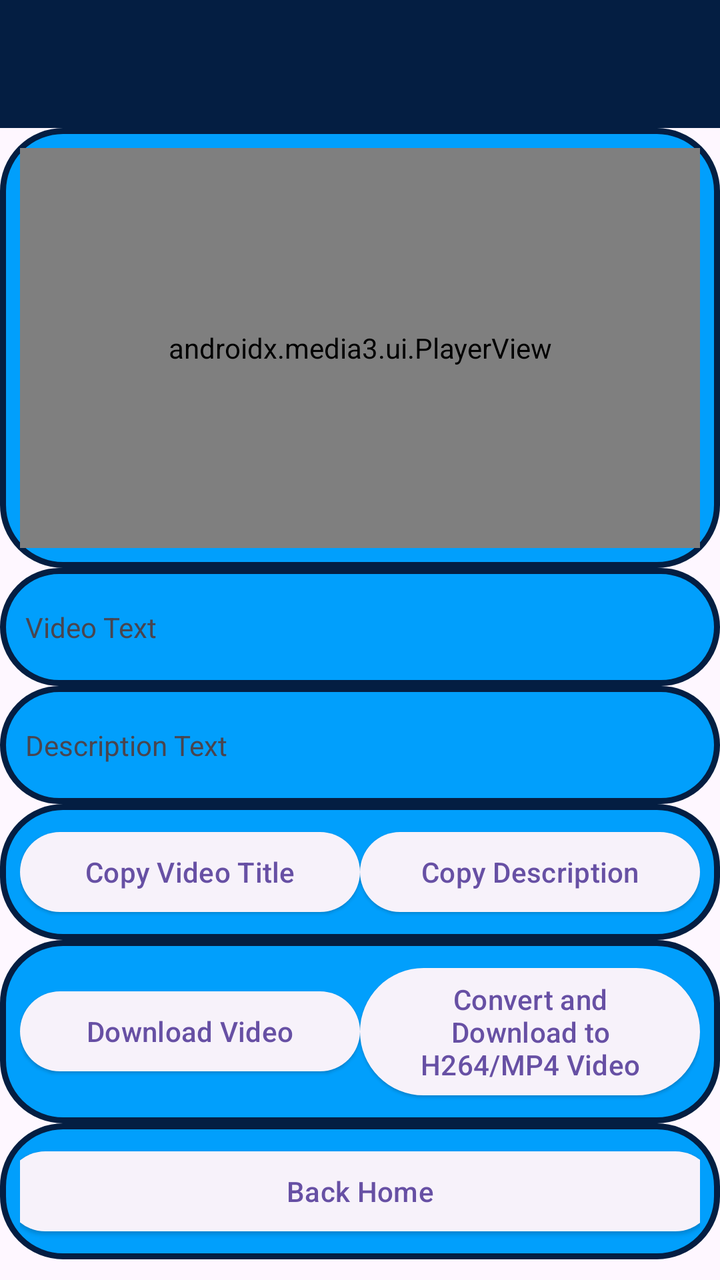
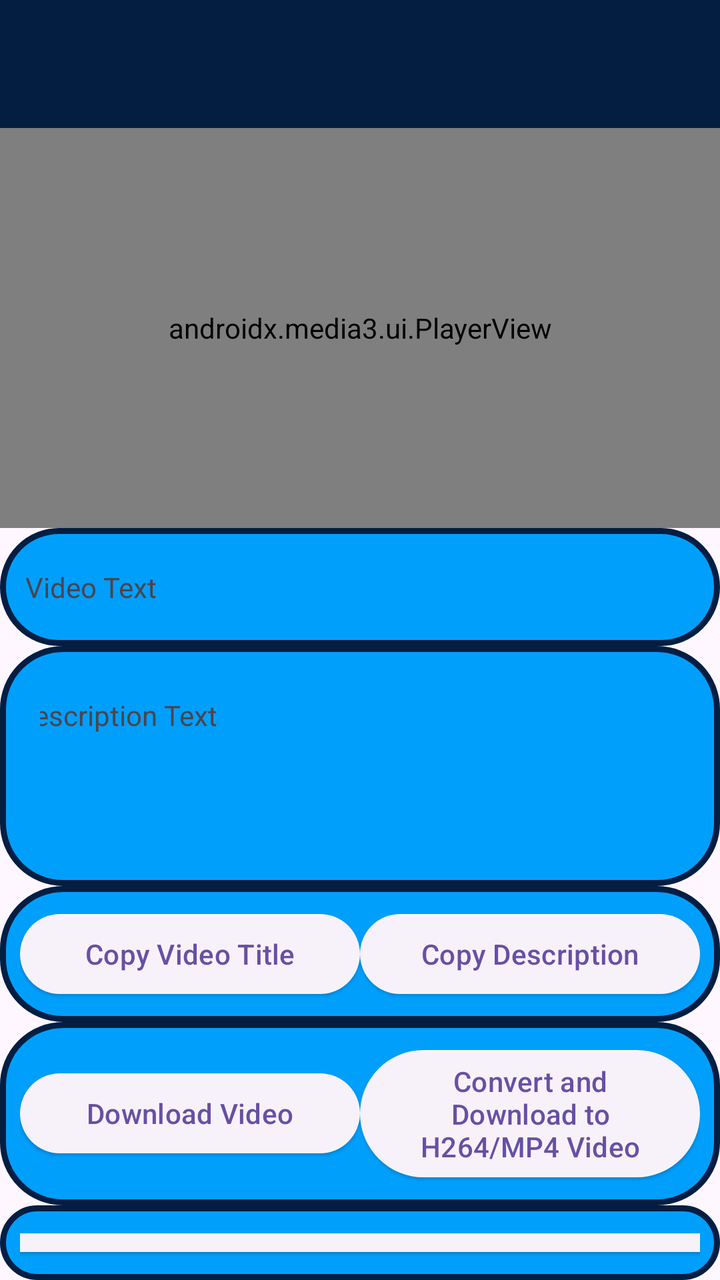

An Android layout rendered at two revisions. The XML below is the earlier revision; the diff shows what the commit changed to produce the second picture.
<!-- AndroidManifest.xml: application theme Theme.MLBDownloaderVideos -->
<!-- res/layout/download_activity.xml -->
<?xml version="1.0" encoding="utf-8"?>
<androidx.constraintlayout.widget.ConstraintLayout xmlns:android="http://schemas.android.com/apk/res/android"
    xmlns:tools="http://schemas.android.com/tools"
    android:layout_width="match_parent"
    android:layout_height="match_parent"
    xmlns:app="http://schemas.android.com/apk/res-auto">

    <ProgressBar
        android:id="@+id/video_progress_bar"
        style="?android:attr/progressBarStyleHorizontal"
        android:layout_width="match_parent"
        android:layout_height="wrap_content"
        android:max="100"
        android:progress="0"
        android:visibility="gone" />

    <TableLayout
        android:layout_width="match_parent"
        android:layout_height="wrap_content"
        android:layout_marginTop="20dp">

    <androidx.appcompat.widget.Toolbar
    android:id="@+id/my_toolbar"
    android:layout_width="match_parent"
    android:layout_height="?attr/actionBarSize"
    android:background="#041E42"
    android:color="#041E42"
    android:elevation="4dp"/>

    <TableRow
        android:layout_width="match_parent"
        android:layout_height="wrap_content"
        android:background="@drawable/border"
        android:gravity="center"
        android:padding="10dp">

        <androidx.media3.ui.PlayerView
            android:id="@+id/videoId"
            android:layout_width="300dp"
            android:layout_height="200dp"
            app:layout_constraintBottom_toBottomOf="parent"
            app:layout_constraintEnd_toEndOf="parent"
            app:layout_constraintStart_toStartOf="parent"
            app:layout_constraintTop_toTopOf="parent" />

    </TableRow>

        <TableRow
            android:layout_width="match_parent"
            android:layout_height="57dp"
            android:background="@drawable/border"
            android:gravity="center"
            android:padding="10dp">


            <TextView
                android:id="@+id/nameTextId"
                android:layout_width="wrap_content"
                android:layout_height="wrap_content"
                android:ellipsize="marquee"
                android:lines="2"
                android:padding="10dp"
                android:singleLine="true"
                android:text="Video Text" />

            

         </TableRow>

         <TableRow
             android:layout_width="match_parent"
             android:layout_height="57dp"
             android:background="@drawable/border"
             android:gravity="center"
             android:padding="10dp">


             <TextView
                 android:id="@+id/descriptionTextId"
                 android:layout_width="355dp"
                 android:layout_height="wrap_content"
                 android:ellipsize="marquee"
                 android:lines="2"
                 android:padding="10dp"
                 android:singleLine="true"
                 android:text="Description Text" />

            

        </TableRow>

        <TableRow
            android:layout_width="match_parent"
            android:layout_height="wrap_content"
            android:background="@drawable/border"
            android:gravity="center"
            android:padding="10dp">

            <Button
                style="@style/Widget.Material3.Button.ElevatedButton"
                android:id="@+id/copyVideoTextButton"
                android:layout_width="0dp"
                android:layout_height="wrap_content"
                android:text="Copy Video Title"
                android:layout_weight="1"
                android:src="@drawable/ic_content_copy"
                android:onClick="onCopyVideoText" />

            <Button
                style="@style/Widget.Material3.Button.ElevatedButton"
                android:id="@+id/copyTextButton"
                android:layout_width="0dp"
                android:layout_height="wrap_content"
                android:layout_weight="1"
                android:text="Copy Description"
                android:src="@drawable/ic_content_copy"
                android:onClick="onCopyDescription" />

        </TableRow>

            

    <TableRow
        android:layout_width="match_parent"
        android:layout_height="wrap_content"
        android:background="@drawable/border"
        android:gravity="center"
        android:padding="10dp">

    <Button
            style="@style/Widget.Material3.Button.ElevatedButton"
            android:id="@+id/DownloadButton"
            android:layout_width="0dp"
            android:layout_height="wrap_content"
        android:layout_weight="1"
            android:text="Download Video"
            android:onClick="DownloadButton" />

        <Button
            style="@style/Widget.Material3.Button.ElevatedButton"
            android:id="@+id/DownloadMP4Button"
            android:layout_width="0dp"
            android:layout_height="wrap_content"
            android:text="Convert and Download to H264/MP4 Video"
            android:layout_weight="1"
            android:src="@drawable/ic_content_copy"
            android:onClick="DownloadMP4Button" />

        </TableRow>
    <TableRow
        android:layout_width="match_parent"
        android:layout_height="wrap_content"
        android:background="@drawable/border"
        android:gravity="center"
        android:padding="10dp">
        
        <Button
            style="@style/Widget.Material3.Button.ElevatedButton"
            android:id="@+id/BackButton"
            android:layout_width="wrap_content"
            android:layout_height="wrap_content"
            android:text="Back Home"
            android:onClick="BackHomeButton" />
    </TableRow> 
     <TableRow
        android:layout_width="match_parent"
        android:layout_height="wrap_content"
        android:background="@drawable/border"
        android:gravity="center"
        android:visibility="invisible"
        android:padding="10dp">

        <TextView
            android:id="@+id/linkTextId"
            android:layout_width="wrap_content"
            android:layout_height="wrap_content"
            android:visibility="invisible"
            android:text="" />

    </TableRow>
    </TableLayout>

</androidx.constraintlayout.widget.ConstraintLayout>
<!-- resources referenced by this layout -->
<resources>
  <!-- drawable border (drawable) -->
  <?xml version="1.0" encoding="utf-8"?>
  <shape xmlns:android="http://schemas.android.com/apk/res/android">
      <solid android:color="#019ffc"></solid>
      <stroke android:width="3dp" android:color="#041E42"/>
      <corners android:radius="30dp"/>
  </shape>
  <!-- drawable ic_content_copy: png bitmap (drawable, 8940 bytes) -->
  <style name="Theme.MLBDownloaderVideos" parent="Base.Theme.MLBDownloaderVideos" />
  <style name="Base.Theme.MLBDownloaderVideos" parent="Theme.Material3.DayNight.NoActionBar">
          
          
      </style>
</resources>

<!-- the commit's change to res/layout/download_activity.xml (unified diff, before → after) -->
@@ -27,13 +27,6 @@
     android:color="#041E42"
     android:elevation="4dp"/>
 
-    <TableRow
-        android:layout_width="match_parent"
-        android:layout_height="wrap_content"
-        android:background="@drawable/border"
-        android:gravity="center"
-        android:padding="10dp">
-
         <androidx.media3.ui.PlayerView
             android:id="@+id/videoId"
             android:layout_width="300dp"
@@ -43,7 +36,7 @@
             app:layout_constraintStart_toStartOf="parent"
             app:layout_constraintTop_toTopOf="parent" />
 
-    </TableRow>
+    
 
         <TableRow
             android:layout_width="match_parent"
@@ -69,20 +62,21 @@
 
          <TableRow
              android:layout_width="match_parent"
-             android:layout_height="57dp"
+             android:layout_height="58dp"
              android:background="@drawable/border"
              android:gravity="center"
-             android:padding="10dp">
+             android:padding="20dp">
 
 
              <TextView
                  android:id="@+id/descriptionTextId"
                  android:layout_width="355dp"
-                 android:layout_height="wrap_content"
-                 android:ellipsize="marquee"
-                 android:lines="2"
-                 android:padding="10dp"
-                 android:singleLine="true"
+                 android:layout_height="80dp"
+                 android:ellipsize="none"
+                 android:lines="10"
+                 android:padding="5dp"
+                 android:scrollbars="vertical"
+                 android:singleLine="false"
                  android:text="Description Text" />
 
             
@@ -147,7 +141,24 @@
             android:onClick="DownloadMP4Button" />
 
         </TableRow>
-    <TableRow
+
+        <TableRow
+            android:layout_width="match_parent"
+            android:layout_height="wrap_content"
+            android:background="@drawable/border"
+            android:gravity="center"
+            android:padding="10dp">
+
+            <Button
+                style="@style/Widget.Material3.Button.ElevatedButton"
+                android:id="@+id/fileInfo"
+                android:layout_width="wrap_content"
+                android:layout_height="wrap_content"
+                android:text="File Info (i)"
+                android:onClick="fileInfoScreen" />
+        </TableRow>
+
+        <TableRow
         android:layout_width="match_parent"
         android:layout_height="wrap_content"
         android:background="@drawable/border"
